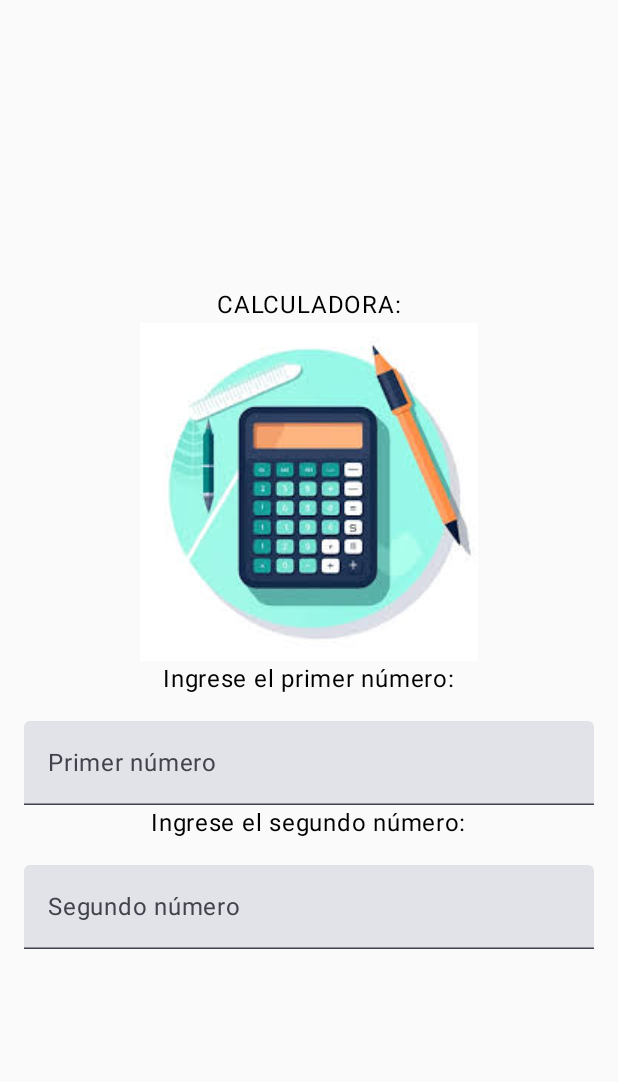
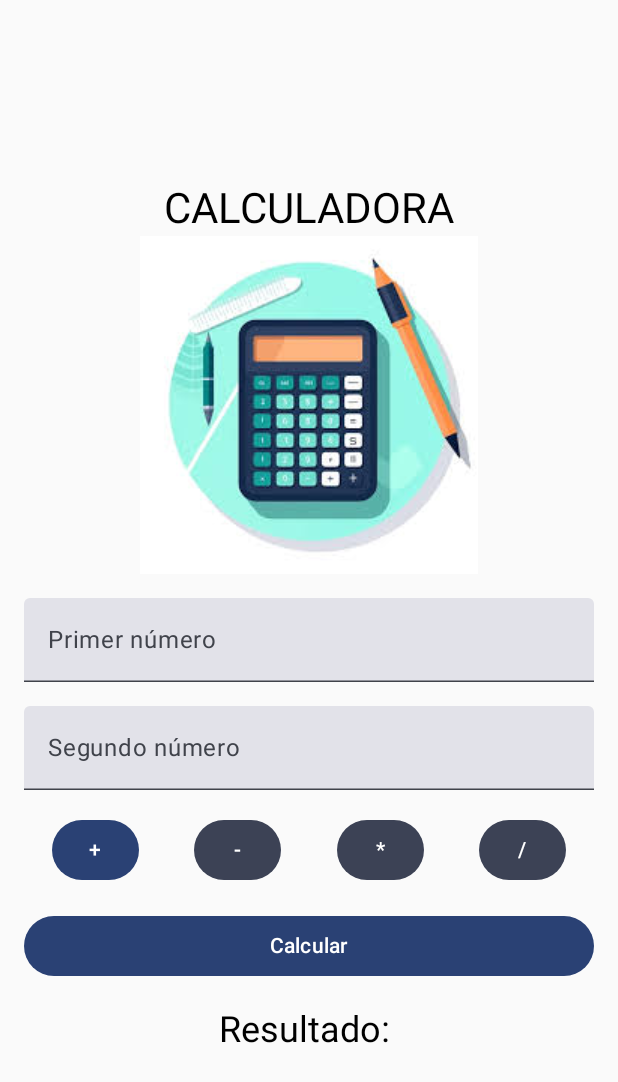
Before and after one commit to LuisRoseroSolarte/CalculadoraUMB, an Android app built with Jetpack Compose: the screen it shows after launch (MainActivity), on a phone screen of 412 x 824 dp. Shown: the top 1082 px of the screen. Run offline under Robolectric (Android 15) with nearby library versions, the phone set to English and light mode, and no system bars.

Commit message:
Ajuste botones de operaciones Calculadora

```diff
--- a/app/src/main/java/com/example/calculadora/MainActivity.kt
+++ b/app/src/main/java/com/example/calculadora/MainActivity.kt
@@ -5,11 +5,13 @@ import androidx.activity.ComponentActivity
 import androidx.activity.compose.setContent
 import androidx.compose.foundation.Image
 import androidx.compose.foundation.layout.*
+import androidx.compose.foundation.text.KeyboardOptions
 import androidx.compose.material3.*
 import androidx.compose.runtime.*
 import androidx.compose.ui.Alignment
 import androidx.compose.ui.Modifier
 import androidx.compose.ui.res.painterResource
+import androidx.compose.ui.text.input.KeyboardType
 import androidx.compose.ui.tooling.preview.Preview
 import androidx.compose.ui.unit.dp
 import com.example.calculadora.ui.theme.CalculadoraTheme
@@ -19,58 +21,124 @@ class MainActivity : ComponentActivity() {
         super.onCreate(savedInstanceState)
         setContent {
             CalculadoraTheme {
-                Proceso()
+                CalculadoraUI()
             }
         }
     }
 
     @Composable
-    private fun Proceso() {
-        // Variables de estado para los TextField
+    fun CalculadoraUI() {
+        // Variables de estado
         var text1 by remember { mutableStateOf("") }
         var text2 by remember { mutableStateOf("") }
+        var resultado by remember { mutableStateOf("") }
+        var operacionSeleccionada by remember { mutableStateOf("+") }
 
         Column(
             modifier = Modifier
                 .fillMaxSize()
-                .padding(16.dp), // Agrega espacio alrededor del contenido
-            verticalArrangement = Arrangement.Center, // Centra verticalmente
-            horizontalAlignment = Alignment.CenterHorizontally // Centra horizontalmente
+                .padding(16.dp),
+            verticalArrangement = Arrangement.Center,
+            horizontalAlignment = Alignment.CenterHorizontally
         ) {
-            // Elementos composables
-            Text(text = "CALCULADORA:")
+            Text(text = "CALCULADORA", style = MaterialTheme.typography.headlineMedium)
             Image(
                 painter = painterResource(R.drawable.calculadora),
                 contentDescription = "Calculadora"
             )
-            Text(text = "Ingrese el primer número:")
+            Spacer(modifier = Modifier.height(16.dp))
+
+            // Primer número
             TextField(
                 value = text1,
                 onValueChange = { text1 = it },
                 label = { Text("Primer número") },
-                modifier = Modifier
-                    .fillMaxWidth()
-                    .padding(top = 16.dp)
+                keyboardOptions = KeyboardOptions.Default.copy(
+                    keyboardType = KeyboardType.Number
+                ),
+                modifier = Modifier.fillMaxWidth()
             )
+            Spacer(modifier = Modifier.height(16.dp))
 
-            // Segundo TextField
-            Text(text = "Ingrese el segundo número:")
+            // Segundo número
             TextField(
                 value = text2,
                 onValueChange = { text2 = it },
                 label = { Text("Segundo número") },
-                modifier = Modifier
-                    .fillMaxWidth()
-                    .padding(top = 16.dp)
+                keyboardOptions = KeyboardOptions.Default.copy(
+                    keyboardType = KeyboardType.Number
+                ),
+                modifier = Modifier.fillMaxWidth()
             )
+            Spacer(modifier = Modifier.height(16.dp))
+
+            // Botones de operaciones
+            Row(
+                modifier = Modifier.fillMaxWidth(),
+                horizontalArrangement = Arrangement.SpaceAround
+            ) {
+                OperacionButton("+", operacionSeleccionada) { operacionSeleccionada = it }
+                OperacionButton("-", operacionSeleccionada) { operacionSeleccionada = it }
+                OperacionButton("*", operacionSeleccionada) { operacionSeleccionada = it }
+                OperacionButton("/", operacionSeleccionada) { operacionSeleccionada = it }
+            }
+            Spacer(modifier = Modifier.height(16.dp))
+
+            // Botón de calcular
+            Button(
+                onClick = {
+                    resultado = calcularResultado(text1, text2, operacionSeleccionada)
+                },
+                modifier = Modifier.fillMaxWidth()
+            ) {
+                Text("Calcular")
+            }
+
+            // Mostrar resultado
+            Spacer(modifier = Modifier.height(16.dp))
+            Text(text = "Resultado: $resultado", style = MaterialTheme.typography.headlineSmall)
+        }
+    }
+
+    @Composable
+    fun OperacionButton(
+        simbolo: String,
+        seleccionActual: String,
+        onSeleccion: (String) -> Unit
+    ) {
+        Button(
+            onClick = { onSeleccion(simbolo) },
+            colors = ButtonDefaults.buttonColors(
+                containerColor = if (simbolo == seleccionActual) MaterialTheme.colorScheme.primary else MaterialTheme.colorScheme.secondary
+            )
+        ) {
+            Text(simbolo)
+        }
+    }
+
+    // Función para calcular el resultado
+    private fun calcularResultado(text1: String, text2: String, operacion: String): String {
+        val numero1 = text1.toDoubleOrNull()
+        val numero2 = text2.toDoubleOrNull()
+
+        if (numero1 == null || numero2 == null) {
+            return "Entrada no válida"
+        }
+
+        return when (operacion) {
+            "+" -> (numero1 + numero2).toString()
+            "-" -> (numero1 - numero2).toString()
+            "*" -> (numero1 * numero2).toString()
+            "/" -> if (numero2 != 0.0) (numero1 / numero2).toString() else "División por 0"
+            else -> "Operación no válida"
         }
     }
 
     @Preview(showBackground = true)
     @Composable
-    fun PreviewProceso() {
+    fun PreviewCalculadoraUI() {
         CalculadoraTheme {
-            Proceso()
+            CalculadoraUI()
         }
     }
 }
```
